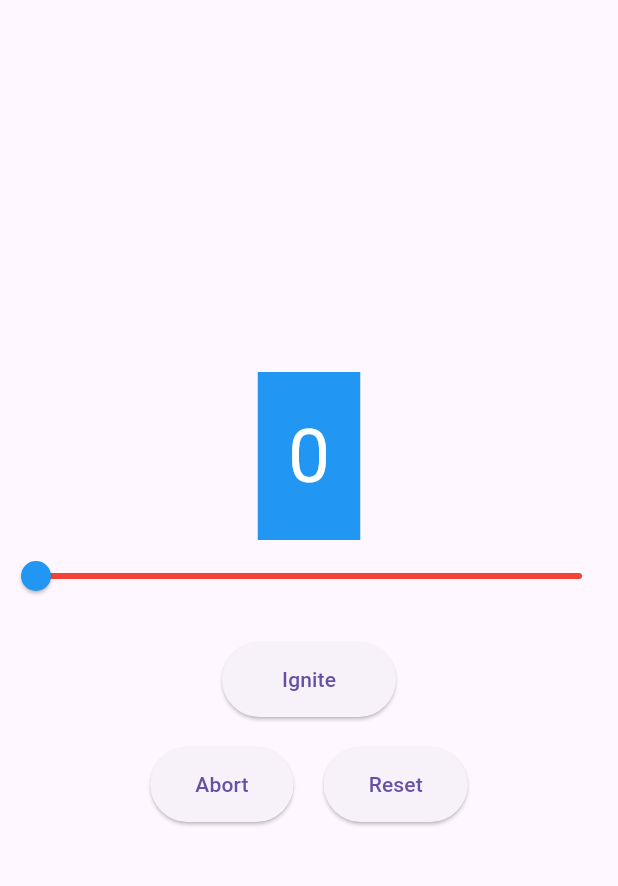
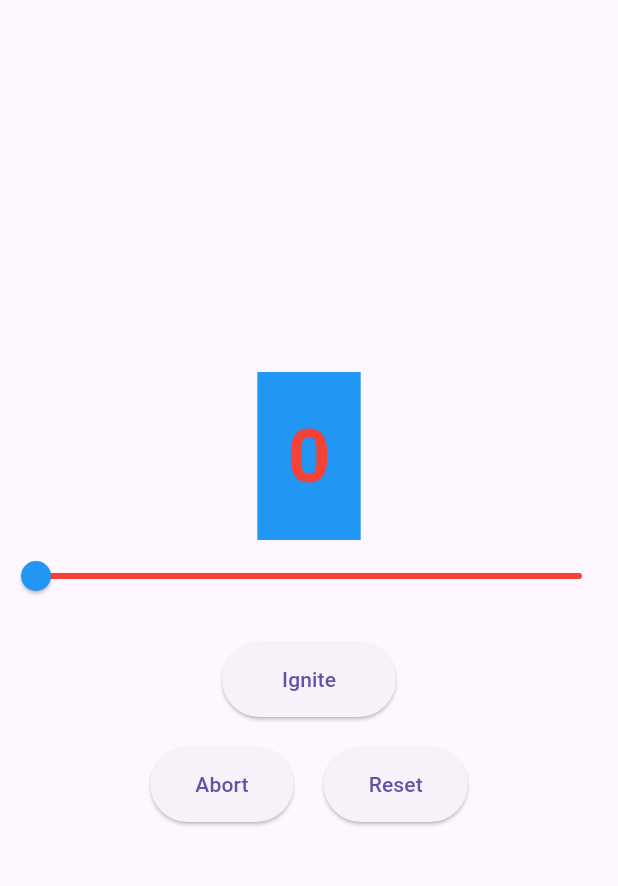
Before and after one commit to hasmika123/inclass6, a Flutter app: the screen it shows after launch, on a phone screen of 412 x 824 dp, the part 63-949 px from its top. Run offline on Flutter 3.47's test engine with Material 3 defaults, Android fonts, the phone set to English and light mode, and no system bars.

Commit message:
Visual Countdown Status

```diff
--- a/lib/main.dart
+++ b/lib/main.dart
@@ -45,6 +45,16 @@ class _CounterWidgetState extends State<CounterWidget> {
     });
   }
 
+  Color _getTextColor() {
+    if (_counter == 0) {
+      return Colors.red;
+    } else if (_counter > 50) {
+      return Colors.green;
+    } else {
+      return Colors.orange;
+    }
+  }
+
   @override
   Widget build(BuildContext context) {
     return Scaffold(
@@ -60,7 +70,11 @@ class _CounterWidgetState extends State<CounterWidget> {
               color: Colors.blue,
               child: Text(
                 '$_counter',
-                style: TextStyle(fontSize: 50.0, color: Colors.white),
+                style: TextStyle(
+                  fontSize: 50.0,
+                  color: _getTextColor(),
+                  fontWeight: FontWeight.bold,
+                ),
               ),
             ),
           ),
```
